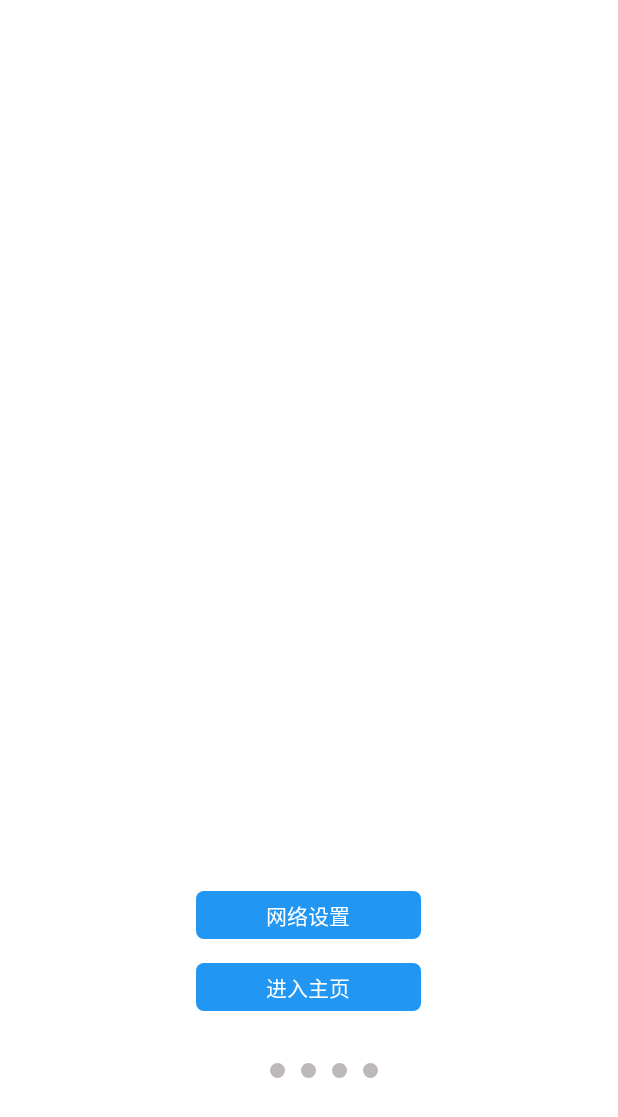
After one commit to addedf/smart-city_2.0, an Android app: the YIDaoActivity screen opened directly, with no data from a screen before it, on a phone screen of 412 x 824 dp. The commit adds this screen. Shown: the top 1117 px of the screen. Run offline under Robolectric (Android 15) with nearby library versions, the phone set to English and light mode, and no system bars.

Commit message:
更新mian

```diff
--- a/app/src/main/AndroidManifest.xml
+++ b/app/src/main/AndroidManifest.xml
@@ -9,13 +9,14 @@
         android:roundIcon="@mipmap/ic_launcher_round"
         android:supportsRtl="true"
         android:theme="@style/Theme.SmartCity_20">
-        <activity android:name=".Main2Activity">
+        <activity android:name=".YIDaoActivity"></activity>
+        <activity android:name=".MainActivity">
             <intent-filter>
                 <action android:name="android.intent.action.MAIN" />
+
                 <category android:name="android.intent.category.LAUNCHER" />
             </intent-filter>
         </activity>
     </application>
 
-
 </manifest>
--- /dev/null
+++ b/app/src/main/java/com/example/smartcity_20/YIDaoActivity.java
@@ -0,0 +1,54 @@
+package com.example.smartcity_20;
+
+import androidx.appcompat.app.AppCompatActivity;
+import androidx.viewpager.widget.ViewPager;
+
+import android.os.Bundle;
+import android.view.View;
+import android.widget.TextView;
+
+import java.util.ArrayList;
+
+public class YIDaoActivity extends AppCompatActivity {
+
+    private TextView set_word;
+    private TextView set_main;
+    private ViewPager vp;
+    private View view1;
+    private View view2;
+    private View view3;
+    private View view5;
+    private View view4;
+
+    @Override
+    protected void onCreate(Bundle savedInstanceState) {
+        super.onCreate(savedInstanceState);
+        setContentView(R.layout.activity_y_i_dao);
+        initview();
+        imglist();
+    }
+
+    private void imglist() {
+        ArrayList<Integer> img_list = new ArrayList();
+        img_list.add(R.drawable.img_yi);
+        img_list.add(R.drawable.img_er);
+        img_list.add(R.drawable.img_san);
+        img_list.add(R.drawable.img_si);
+        img_list.add(R.drawable.img_wu);
+
+        //vp.setAdapter();
+    }
+
+    private void initview() {
+        set_word = findViewById(R.id.set_word);
+        set_main = findViewById(R.id.set_main);
+        vp = findViewById(R.id.vp);
+        view1 = findViewById(R.id.view1);
+        view2 = findViewById(R.id.view2);
+        view3 = findViewById(R.id.view3);
+        view5 = findViewById(R.id.view5);
+        view4 = findViewById(R.id.view4);
+
+
+    }
+}
--- /dev/null
+++ b/app/src/main/res/drawable/l_yuan_bule.xml
@@ -0,0 +1,5 @@
+<?xml version="1.0" encoding="utf-8"?>
+<shape xmlns:android="http://schemas.android.com/apk/res/android">
+<solid android:color="#2196F3"></solid>
+    <corners android:radius="5dp"></corners>
+</shape>
--- /dev/null
+++ b/app/src/main/res/drawable/l_yuan_white.xml
@@ -0,0 +1,5 @@
+<?xml version="1.0" encoding="utf-8"?>
+<shape xmlns:android="http://schemas.android.com/apk/res/android">
+<corners android:radius="@dimen/margin"></corners>
+<solid android:color="@color/white"></solid>
+</shape>
--- /dev/null
+++ b/app/src/main/res/drawable/l_yuan_zhongse.xml
@@ -0,0 +1,5 @@
+<?xml version="1.0" encoding="utf-8"?>
+<shape xmlns:android="http://schemas.android.com/apk/res/android">
+    <corners android:radius="@dimen/margin"></corners>
+    <solid android:color="#BEB9B9"></solid>
+</shape>
--- a/app/src/main/res/layout/activity_main2.xml
+++ b/app/src/main/res/layout/activity_main.xml
@@ -4,7 +4,7 @@
     xmlns:tools="http://schemas.android.com/tools"
     android:layout_width="match_parent"
     android:layout_height="match_parent"
-    tools:context=".Main2Activity"
+    tools:context=".MainActivity"
     xmlns:app="http://schemas.android.com/apk/res-auto">
 
     <LinearLayout
--- /dev/null
+++ b/app/src/main/res/layout/activity_y_i_dao.xml
@@ -0,0 +1,99 @@
+<?xml version="1.0" encoding="utf-8"?>
+<RelativeLayout
+    xmlns:android="http://schemas.android.com/apk/res/android"
+    xmlns:tools="http://schemas.android.com/tools"
+    android:layout_width="match_parent"
+    android:layout_height="match_parent"
+    android:orientation="vertical"
+    tools:context=".YIDaoActivity">
+
+
+    <androidx.viewpager.widget.ViewPager
+        android:id="@+id/vp"
+        android:layout_width="match_parent"
+        android:layout_height="match_parent">
+    </androidx.viewpager.widget.ViewPager>
+
+    <LinearLayout
+        android:layout_alignParentBottom="true"
+        android:layout_marginBottom="100dp"
+        android:layout_width="wrap_content"
+        android:layout_centerHorizontal="true"
+        android:layout_height="wrap_content"
+        android:orientation="horizontal">
+        <View
+            android:layout_margin="5dp"
+            android:id="@+id/view1"
+            android:layout_width="@dimen/margin"
+            android:background="@drawable/l_yuan_white"
+            android:layout_height="@dimen/margin">
+        </View>
+
+        <View
+            android:layout_margin="5dp"
+            android:id="@+id/view2"
+            android:layout_width="@dimen/margin"
+            android:background="@drawable/l_yuan_zhongse"
+            android:layout_height="@dimen/margin">
+        </View>
+
+        <View
+            android:layout_margin="5dp"
+            android:id="@+id/view3"
+            android:layout_width="@dimen/margin"
+            android:background="@drawable/l_yuan_zhongse"
+            android:layout_height="@dimen/margin">
+        </View>
+
+        <View
+            android:layout_margin="5dp"
+            android:id="@+id/view4"
+            android:layout_width="@dimen/margin"
+            android:background="@drawable/l_yuan_zhongse"
+            android:layout_height="@dimen/margin">
+        </View>
+
+        <View
+            android:layout_margin="5dp"
+            android:id="@+id/view5"
+            android:layout_width="@dimen/margin"
+            android:background="@drawable/l_yuan_zhongse"
+            android:layout_height="@dimen/margin">
+        </View>
+
+    </LinearLayout>
+
+    <LinearLayout
+        android:layout_marginBottom="150dp"
+        android:layout_centerHorizontal="true"
+        android:orientation="vertical"
+        android:layout_width="wrap_content"
+        android:layout_alignParentBottom="true"
+        android:layout_height="wrap_content">
+
+        <TextView
+            android:id="@+id/set_word"
+            android:textColor="@color/white"
+            android:text="网络设置"
+            android:padding="5dp"
+            android:textSize="@dimen/h1"
+            android:layout_width="150dp"
+            android:gravity="center"
+            android:background="@drawable/l_yuan_bule"
+            android:layout_marginBottom="@dimen/layout_marginVertical"
+            android:layout_height="wrap_content">
+        </TextView>
+
+        <TextView
+            android:id="@+id/set_main"
+            android:textColor="@color/white"
+            android:text="进入主页"
+            android:padding="5dp"
+            android:textSize="@dimen/h1"
+            android:gravity="center"
+            android:background="@drawable/l_yuan_bule"
+            android:layout_width="150dp"
+            android:layout_height="wrap_content">
+        </TextView>
+    </LinearLayout>
+</RelativeLayout>
--- a/app/src/main/res/values/dimens.xml
+++ b/app/src/main/res/values/dimens.xml
@@ -5,7 +5,7 @@
     <dimen name="layout_marginVertical">16dp</dimen>
 
 <!--    字体大小-->
-    <dimen name="title">10sp</dimen>
+    <dimen name="title">18sp</dimen>
     <dimen name="h1">14sp</dimen>
     <dimen name="h2">12sp</dimen>
     <dimen name="h3">10sp</dimen>
```
Also changed, not shown: app/src/main/java/com/example/smartcity_20/Main2Activity.java (deleted, +0 -15 lines), app/src/main/java/com/example/smartcity_20/MainActivity.java (added, +61 -0 lines), app/src/main/java/com/example/smartcity_20/apter/YIDaoApter.java (added, +43 -0 lines), app/src/main/java/com/example/smartcity_20/config/java/OkHttp.java (deleted, +0 -56 lines), app/src/main/res/menu/menu.xml (+5 -5 lines), app/src/main/res/drawable-v24/img_er.jpg (added), app/src/main/res/drawable-v24/img_san.jpg (added), app/src/main/res/drawable-v24/img_si.jpg (added), app/src/main/res/drawable-v24/img_wu.jpg (added), app/src/main/res/drawable-v24/img_yi.jpg (added).
